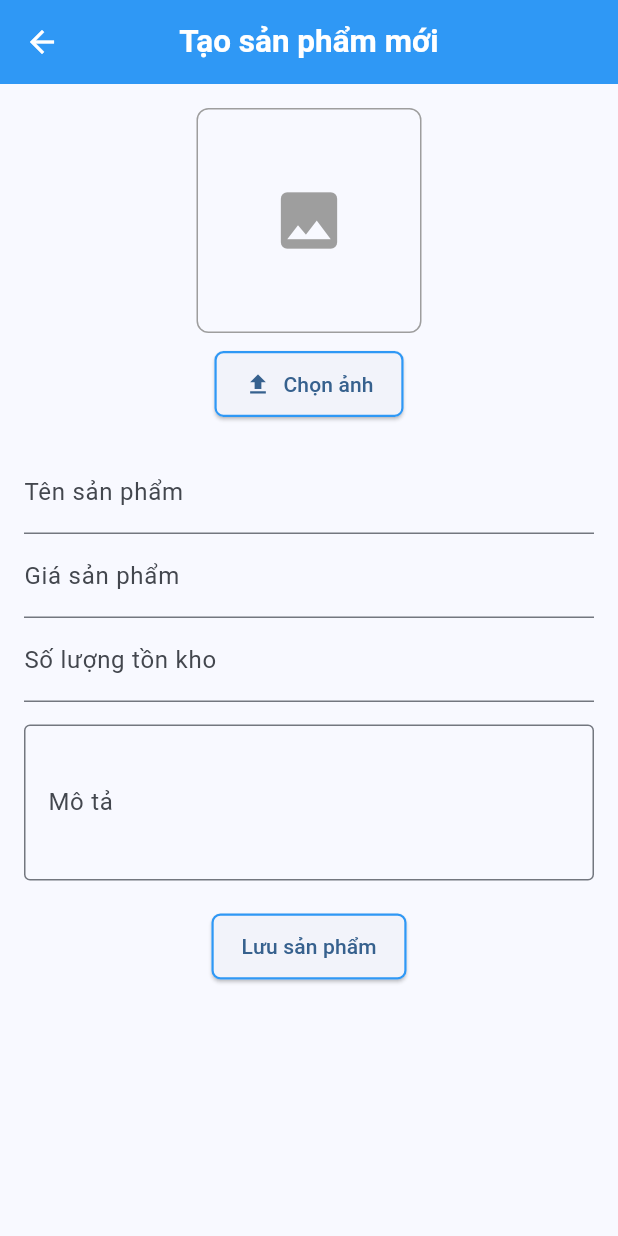
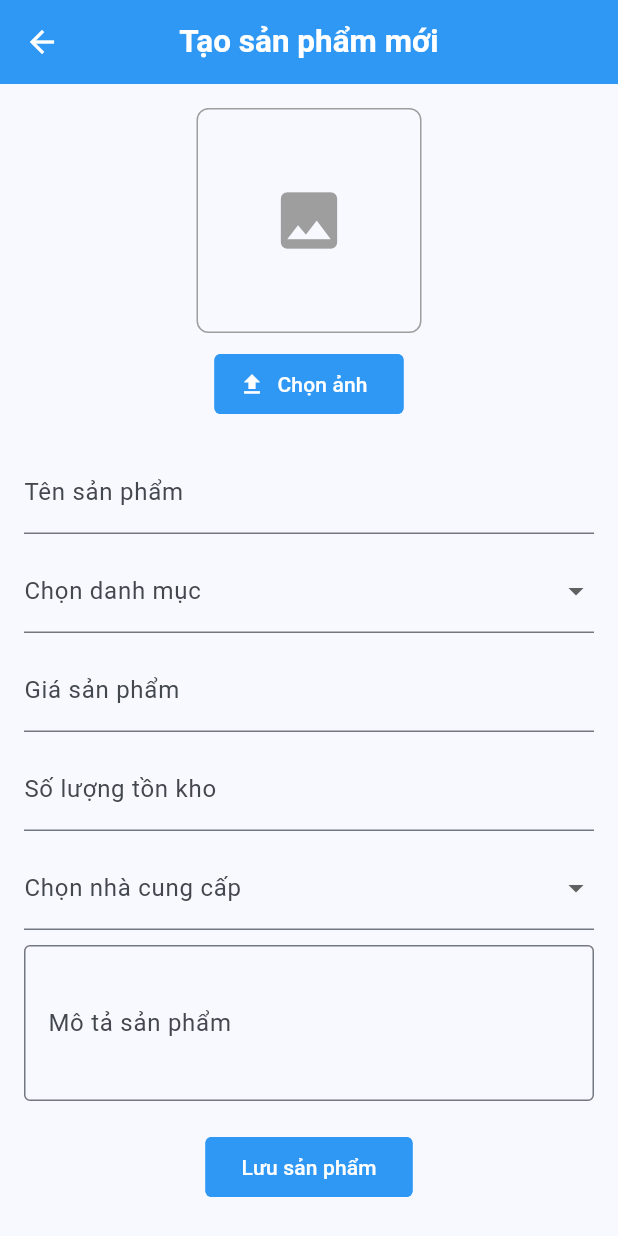
Before and after one commit to hungdungn47/HOSCO_Shop, a Flutter app: the screen it shows after launch, after a tap on the "add" icon, on a phone screen of 412 x 824 dp. Run offline on Flutter 3.47's test engine with Material 3 defaults, Android fonts, the phone set to English and light mode, and no system bars; our stand-ins replace cached_network_image, firebase_core, firebase_storage, get, get_it, image_picker and 1 more; missing offline and left inert: firebase_app_check; accounts and stored records are empty; network calls fail.

Commit message:
Upload product image to Cloudinary and add image

```diff
--- a/lib/controllers/product_controller.dart
+++ b/lib/controllers/product_controller.dart
@@ -25,7 +25,9 @@ class ProductController extends GetxController {
   }
 
   void addProduct(Product product) {
+    print('Adding product ${product.name} with image ${product.imageUrl}');
     allProducts.add(product);
+    _applyFilters();
   }
 
   void updateProduct(Product updatedProduct) {
@@ -34,11 +36,13 @@ class ProductController extends GetxController {
       allProducts[index] = updatedProduct;
       selectedProduct.value = updatedProduct;
     }
+    _applyFilters();
   }
 
   void deleteProduct() {
     allProducts.removeWhere((p) => p.id == selectedProduct.value?.id);
     selectedProduct.value = null;
+    _applyFilters();
   }
 
   void searchProduct(String query) {
--- a/lib/main.dart
+++ b/lib/main.dart
@@ -3,6 +3,7 @@ import 'package:get/get.dart';
 import 'package:hosco_shop_2/controllers/product_controller.dart';
 import 'package:hosco_shop_2/networking/api/api_service.dart';
 import 'package:hosco_shop_2/networking/api/api_service_impl.dart';
+import 'package:hosco_shop_2/utils/theme.dart';
 import 'package:hosco_shop_2/views/cart/cart.dart';
 import 'package:hosco_shop_2/views/history/transaction_history.dart';
 import 'package:hosco_shop_2/views/products/add_product.dart';
@@ -40,19 +41,7 @@ class MyApp extends StatelessWidget {
   Widget build(BuildContext context) {
     return GetMaterialApp(
       title: 'Flutter Demo',
-      theme: ThemeData(
-        colorScheme: ColorScheme.fromSeed(seedColor: Color(0xff2F98F5)),
-        useMaterial3: true,
-        appBarTheme: AppBarTheme(
-          backgroundColor: Color(0xff2F98F5),
-          foregroundColor: Colors.white,
-          titleTextStyle: TextStyle(
-            fontWeight: FontWeight.w700,
-            fontSize: 21
-          ),
-          centerTitle: true
-        )
-      ),
+      theme: AppTheme.lightTheme,
       initialRoute: '/products',
       getPages: [
         GetPage(name: '/products', page: () => ProductsManagement()),
--- /dev/null
+++ b/lib/utils/theme.dart
@@ -0,0 +1,28 @@
+import 'package:flutter/material.dart';
+import 'package:hosco_shop_2/utils/constants.dart';
+
+class AppTheme {
+  AppTheme._();
+  static ThemeData lightTheme = ThemeData(
+    colorScheme: ColorScheme.fromSeed(seedColor: Color(0xff2F98F5)),
+    useMaterial3: true,
+    appBarTheme: AppBarTheme(
+        backgroundColor: Color(0xff2F98F5),
+        foregroundColor: Colors.white,
+        titleTextStyle: TextStyle(
+            fontWeight: FontWeight.w700,
+            fontSize: 21
+        ),
+        centerTitle: true
+    ),
+    elevatedButtonTheme: ElevatedButtonThemeData(
+      style: ElevatedButton.styleFrom(
+        elevation: 0,
+        shape: RoundedRectangleBorder(side: BorderSide(color: primaryColor, width: 1), borderRadius: BorderRadius.circular(4)),
+        backgroundColor: primaryColor,
+        disabledBackgroundColor: Colors.grey,
+        foregroundColor: Colors.white,
+      )
+    )
+  );
+}
--- a/lib/views/products/add_product.dart
+++ b/lib/views/products/add_product.dart
@@ -19,9 +19,16 @@ class _CreateProductScreenState extends State<CreateProductScreen> {
   final TextEditingController priceController = TextEditingController();
   final TextEditingController stockController = TextEditingController();
   final TextEditingController descriptionController = TextEditingController();
+
   File? _selectedImage;
   String? _imageUrl;
   bool _isUploading = false;
+
+  String? _selectedCategory;
+  String? _selectedSupplier;
+
+  final List<String> categories = ["Electronics", "Fashion", "Home", "Beauty", "Sports"];
+  final List<String> suppliers = ["Supplier A", "Supplier B", "Supplier C"];
 
   // Function to select and upload an image
   Future<void> _selectAndUploadImage() async {
@@ -34,7 +41,6 @@ class _CreateProductScreenState extends State<CreateProductScreen> {
     });
 
     String? downloadUrl = await _imageService.uploadImage(image);
-    // String downloadUrl = 'hehehe';
     if (downloadUrl != null) {
       setState(() {
         _imageUrl = downloadUrl;
@@ -53,7 +59,9 @@ class _CreateProductScreenState extends State<CreateProductScreen> {
     if (nameController.text.isEmpty ||
         priceController.text.isEmpty ||
         stockController.text.isEmpty ||
-        _imageUrl == null) {
+        _imageUrl == null ||
+        _selectedCategory == null ||
+        _selectedSupplier == null) {
       Get.snackbar("Error", "Please fill all fields and upload an image", snackPosition: SnackPosition.BOTTOM);
       return;
     }
@@ -61,10 +69,10 @@ class _CreateProductScreenState extends State<CreateProductScreen> {
     final newProduct = Product(
       id: DateTime.now().millisecondsSinceEpoch.toString(), // Unique ID
       name: nameController.text,
-      category: "Default", // Modify to allow category selection
+      category: _selectedCategory!,
       price: double.tryParse(priceController.text) ?? 0.0,
       stockQuantity: int.tryParse(stockController.text) ?? 0,
-      supplier: "Unknown", // Modify to allow supplier selection
+      supplier: _selectedSupplier!,
       receivingDate: DateTime.now(),
       imageUrl: _imageUrl!,
       description: descriptionController.text,
@@ -84,6 +92,7 @@ class _CreateProductScreenState extends State<CreateProductScreen> {
         child: Column(
           crossAxisAlignment: CrossAxisAlignment.center,
           children: [
+            // Product Image Upload Section
             Center(
               child: _selectedImage != null
                   ? Image.file(_selectedImage!, height: 150, width: 150, fit: BoxFit.cover)
@@ -105,55 +114,78 @@ class _CreateProductScreenState extends State<CreateProductScreen> {
             _isUploading
                 ? Center(child: CircularProgressIndicator())
                 : ElevatedButton.icon(
-              style: ElevatedButton.styleFrom(
-                shape: RoundedRectangleBorder(
-                  side: BorderSide(color: primaryColor, width: 1.5),
-                  borderRadius: BorderRadius.circular(6),
-                ),
-                padding: EdgeInsets.symmetric(horizontal: 20, vertical: 12),
-              ),
               onPressed: _selectAndUploadImage,
-              icon: Icon(Icons.upload),
+              icon: Icon(Icons.upload, color: Colors.white),
               label: Text("Chọn ảnh"),
             ),
 
             SizedBox(height: 20),
 
+            // Product Name
             TextField(
               controller: nameController,
               decoration: InputDecoration(labelText: "Tên sản phẩm"),
             ),
+
+            SizedBox(height: 10),
+
+            // Category Selection
+            DropdownButtonFormField<String>(
+              value: _selectedCategory,
+              onChanged: (value) => setState(() => _selectedCategory = value),
+              items: categories.map((category) {
+                return DropdownMenuItem(value: category, child: Text(category));
+              }).toList(),
+              decoration: InputDecoration(labelText: "Chọn danh mục"),
+            ),
+
+            SizedBox(height: 10),
+
+            // Price
             TextField(
               controller: priceController,
               decoration: InputDecoration(labelText: "Giá sản phẩm"),
               keyboardType: TextInputType.number,
             ),
+
+            SizedBox(height: 10),
+
+            // Stock Quantity
             TextField(
               controller: stockController,
               decoration: InputDecoration(labelText: "Số lượng tồn kho"),
               keyboardType: TextInputType.number,
             ),
-            const SizedBox(height: 15),
+
+            SizedBox(height: 10),
+
+            // Supplier Selection
+            DropdownButtonFormField<String>(
+              value: _selectedSupplier,
+              onChanged: (value) => setState(() => _selectedSupplier = value),
+              items: suppliers.map((supplier) {
+                return DropdownMenuItem(value: supplier, child: Text(supplier));
+              }).toList(),
+              decoration: InputDecoration(labelText: "Chọn nhà cung cấp"),
+            ),
+
+            SizedBox(height: 10),
+
+            // Product Description
             TextField(
               controller: descriptionController,
               maxLines: 3,
               decoration: InputDecoration(
-                labelText: "Mô tả",
-                border: OutlineInputBorder(), // ✅ Looks more like a text area
+                labelText: "Mô tả sản phẩm",
+                border: OutlineInputBorder(),
               ),
             ),
 
             SizedBox(height: 20),
 
+            // Save Product Button
             ElevatedButton(
               onPressed: _saveProduct,
-              style: ElevatedButton.styleFrom(
-                shape: RoundedRectangleBorder(
-                  side: BorderSide(color: primaryColor, width: 1.5),
-                  borderRadius: BorderRadius.circular(6),
-                ),
-                padding: EdgeInsets.symmetric(horizontal: 20, vertical: 12),
-              ),
               child: Text("Lưu sản phẩm"),
             ),
           ],
--- a/pubspec.yaml
+++ b/pubspec.yaml
@@ -43,6 +43,8 @@ dependencies:
   firebase_core: ^3.12.0
   firebase_storage: ^12.4.3
   firebase_app_check: ^0.3.2+4
+  cloudinary_flutter: ^1.0.0
+  cloudinary_url_gen: ^1.0.0
   image_picker: ^1.1.2
   shared_preferences: ^2.5.2
 
```
Also changed, not shown: lib/services/image_upload_service.dart (+26 -7 lines), pubspec.lock.
